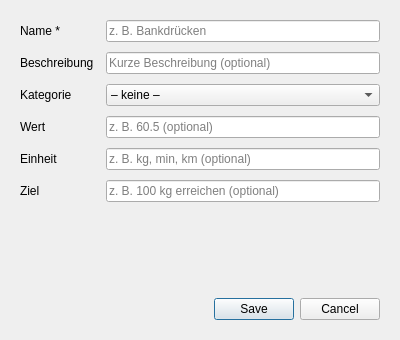
The window that resources/exercise_dialog.ui (ItsDylan255/Skillbase) describes before a commit, drawn with Qt 5.
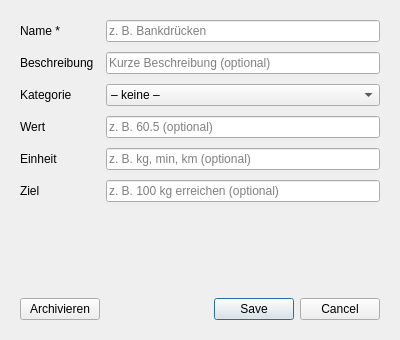
The same window after the commit.

Commit message: feat(exercises): add category management and archiving

The edit to the form file:
```diff
--- a/resources/exercise_dialog.ui
+++ b/resources/exercise_dialog.ui
@@ -138,6 +138,23 @@
      </property>
     </spacer>
    </item>
+   <!-- Untere Button-Leiste: Archivieren links | Abbrechen + Speichern rechts -->
+   <item>
+    <layout class="QHBoxLayout" name="bottomButtonLayout">
+     <item>
+      <widget class="QPushButton" name="archiveButton">
+       <property name="text">
+        <string>Archivieren</string>
+       </property>
+      </widget>
+     </item>
+     <item>
+      <spacer name="bottomButtonSpacer">
+       <property name="orientation">
+        <enum>Qt::Orientation::Horizontal</enum>
+       </property>
+      </spacer>
+     </item>
    <item>
     <widget class="QDialogButtonBox" name="buttonBox">
      <property name="orientation">
@@ -147,6 +164,8 @@
       <set>QDialogButtonBox::StandardButton::Cancel|QDialogButtonBox::StandardButton::Save</set>
      </property>
     </widget>
+     </item>
+    </layout>
    </item>
   </layout>
  </widget>
```
Lines whose indentation alone changed are shown as unchanged. The commit also changes 6 other files.
